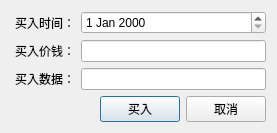
Qt form UI/JKBuyStockCodeWgt.ui (Mr-WangJin/StockTool) before a commit.
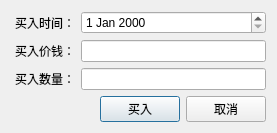
The same form after that commit.

```diff
--- a/UI/JKBuyStockCodeWgt.ui
+++ b/UI/JKBuyStockCodeWgt.ui
@@ -86,7 +86,7 @@
    <item row="2" column="0">
     <widget class="QLabel" name="label_2">
      <property name="text">
-      <string>买入数据：</string>
+      <string>买入数量：</string>
      </property>
     </widget>
    </item>
```
